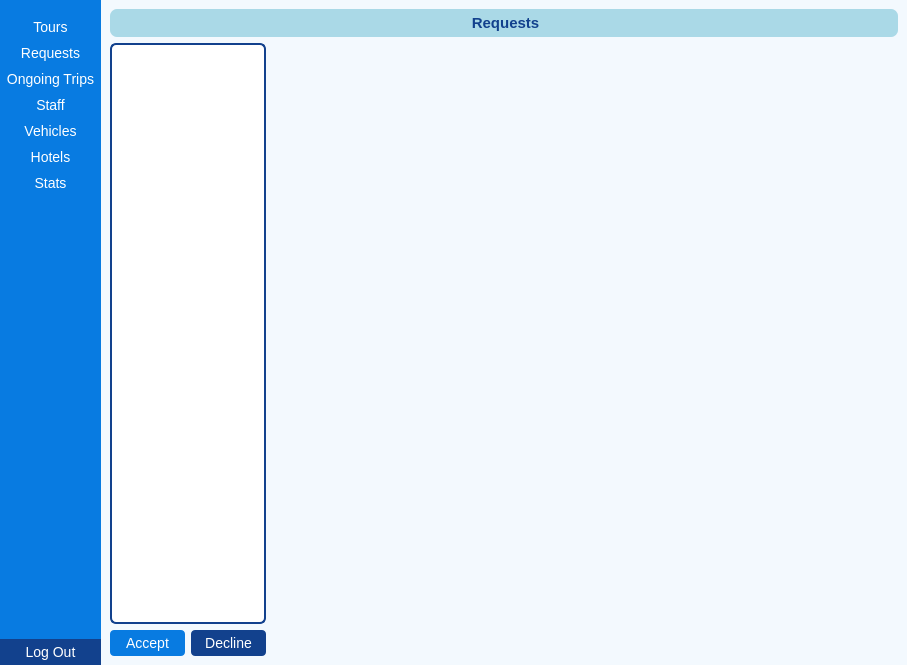
The window that ui/admin.ui (Dimalko/telo2) describes before a commit, drawn with Qt 5.
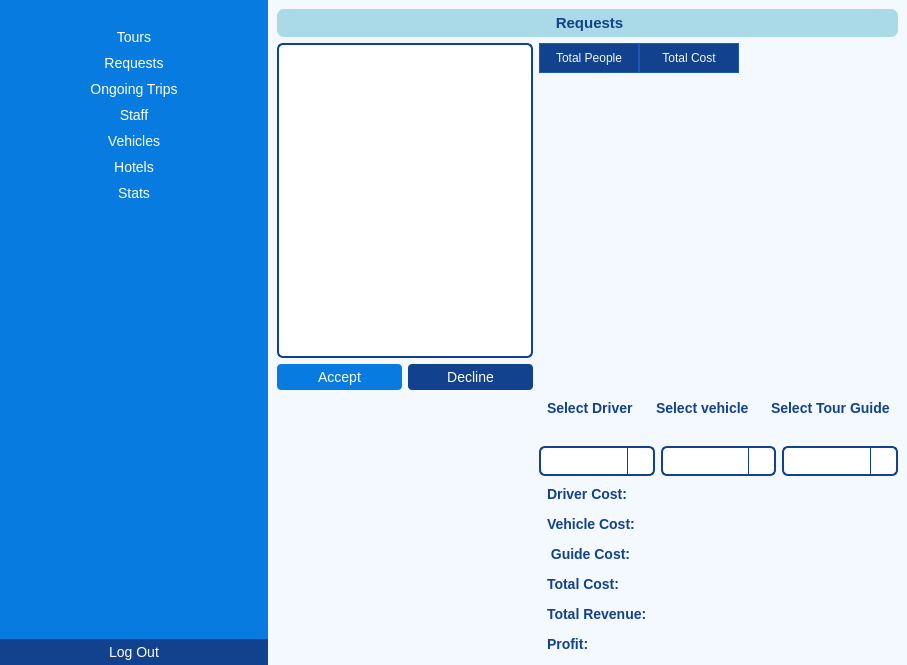
The same window after the commit. Icons and pictures are not drawn.

What changed in the file:
```diff
--- a/ui/admin.ui
+++ b/ui/admin.ui
@@ -79,13 +79,20 @@
 	border: 1px solid rgb(161, 161, 161);	
 	border-radius:10px;
 }
+QLabel {
+    color: #12418d;
+    font-size: 14px;
+    font-weight: bold;
+    padding: 4px;
+    border-radius: 4px;
+}
 </string>
   </property>
   <widget class="QWidget" name="centralwidget">
    <property name="styleSheet">
     <string notr="true"/>
    </property>
-   <layout class="QHBoxLayout" name="horizontalLayout" stretch="1,8">
+   <layout class="QHBoxLayout" name="horizontalLayout" stretch="1,0">
     <property name="spacing">
      <number>0</number>
     </property>
@@ -535,7 +542,217 @@
        </layout>
       </widget>
       <widget class="QWidget" name="requestPage">
-       <layout class="QGridLayout" name="gridLayout_8" columnstretch="2,8">
+       <layout class="QGridLayout" name="gridLayout_8" columnstretch="2,0">
+        <item row="11" column="1">
+         <widget class="QLabel" name="profitLabel">
+          <property name="text">
+           <string>Profit:</string>
+          </property>
+         </widget>
+        </item>
+        <item row="7" column="1">
+         <widget class="QLabel" name="vehicleCostLabel">
+          <property name="text">
+           <string>Vehicle Cost:</string>
+          </property>
+         </widget>
+        </item>
+        <item row="8" column="1">
+         <widget class="QLabel" name="guideCostLabel">
+          <property name="text">
+           <string> Guide Cost:</string>
+          </property>
+         </widget>
+        </item>
+        <item row="10" column="1">
+         <widget class="QLabel" name="revenueLabel">
+          <property name="text">
+           <string>Total Revenue:</string>
+          </property>
+         </widget>
+        </item>
+        <item row="9" column="1">
+         <widget class="QLabel" name="totalCostLabel">
+          <property name="text">
+           <string>Total Cost:</string>
+          </property>
+         </widget>
+        </item>
+        <item row="1" column="1">
+         <widget class="QTableWidget" name="tourSummaryTable">
+          <column>
+           <property name="text">
+            <string>Total People</string>
+           </property>
+          </column>
+          <column>
+           <property name="text">
+            <string>Total Cost</string>
+           </property>
+          </column>
+         </widget>
+        </item>
+        <item row="2" column="1">
+         <layout class="QHBoxLayout" name="LabelLayout">
+          <item>
+           <widget class="QLabel" name="Driver_label">
+            <property name="styleSheet">
+             <string notr="true">QLabel {
+    color: #12418d;
+    font-size: 14px;
+    font-weight: bold;
+    padding: 4px;
+    border-radius: 4px;
+}
+</string>
+            </property>
+            <property name="text">
+             <string>Select Driver</string>
+            </property>
+           </widget>
+          </item>
+          <item>
+           <widget class="QLabel" name="Vehicle_label">
+            <property name="styleSheet">
+             <string notr="true">QLabel {
+    color: #12418d;
+    font-size: 14px;
+    font-weight: bold;
+    padding: 4px;
+    border-radius: 4px;
+}</string>
+            </property>
+            <property name="text">
+             <string>Select vehicle</string>
+            </property>
+           </widget>
+          </item>
+          <item>
+           <widget class="QLabel" name="Tour_Guide_label">
+            <property name="styleSheet">
+             <string notr="true">QLabel {
+    color: #12418d;
+    font-size: 14px;
+    font-weight: bold;
+    padding: 4px;
+    border-radius: 4px;
+}</string>
+            </property>
+            <property name="text">
+             <string>Select Tour Guide</string>
+            </property>
+           </widget>
+          </item>
+         </layout>
+        </item>
+        <item row="5" column="1">
+         <layout class="QHBoxLayout" name="horizontalLayout_3">
+          <item>
+           <widget class="QComboBox" name="driverComboBox">
+            <property name="styleSheet">
+             <string notr="true">QComboBox {
+    background-color: white;
+    border: 2px solid #12418d;
+    border-radius: 6px;
+    padding: 4px 8px;
+    font-size: 14px;
+    color: #12418d;
+}
+
+QComboBox::drop-down {
+    subcontrol-origin: padding;
+    subcontrol-position: top right;
+    width: 25px;
+    border-left: 1px solid #12418d;
+}
+
+
+</string>
+            </property>
+           </widget>
+          </item>
+          <item>
+           <widget class="QComboBox" name="vehicleComboBox">
+            <property name="styleSheet">
+             <string notr="true">QComboBox {
+    background-color: white;
+    border: 2px solid #12418d;
+    border-radius: 6px;
+    padding: 4px 8px;
+    font-size: 14px;
+    color: #12418d;
+}
+
+QComboBox::drop-down {
+    subcontrol-origin: padding;
+    subcontrol-position: top right;
+    width: 25px;
+    border-left: 1px solid #12418d;
+}
+
+
+</string>
+            </property>
+           </widget>
+          </item>
+          <item>
+           <widget class="QComboBox" name="guideComboBox">
+            <property name="styleSheet">
+             <string notr="true">QComboBox {
+    background-color: white;
+    border: 2px solid #12418d;
+    border-radius: 6px;
+    padding: 4px 8px;
+    font-size: 14px;
+    color: #12418d;
+}
+
+QComboBox::drop-down {
+    subcontrol-origin: padding;
+    subcontrol-position: top right;
+    width: 25px;
+    border-left: 1px solid #12418d;
+}
+
+
+</string>
+            </property>
+           </widget>
+          </item>
+         </layout>
+        </item>
+        <item row="0" column="0" colspan="2">
+         <widget class="QLabel" name="label_7">
+          <property name="styleSheet">
+           <string notr="true">background-color:rgb(170, 217, 231);
+padding: 5px;
+border-radius: 7px;</string>
+          </property>
+          <property name="text">
+           <string>&lt;html&gt;&lt;head/&gt;&lt;body&gt;&lt;p align=&quot;center&quot;&gt;&lt;span style=&quot; font-size:11pt; font-weight:600; color:#12418d;&quot;&gt;Requests&lt;/span&gt;&lt;/p&gt;&lt;/body&gt;&lt;/html&gt;</string>
+          </property>
+         </widget>
+        </item>
+        <item row="3" column="1">
+         <spacer name="horizontalSpacer">
+          <property name="orientation">
+           <enum>Qt::Horizontal</enum>
+          </property>
+          <property name="sizeHint" stdset="0">
+           <size>
+            <width>40</width>
+            <height>20</height>
+           </size>
+          </property>
+         </spacer>
+        </item>
+        <item row="6" column="1">
+         <widget class="QLabel" name="driverCostLabel">
+          <property name="text">
+           <string>Driver Cost:</string>
+          </property>
+         </widget>
+        </item>
         <item row="1" column="0">
          <layout class="QVBoxLayout" name="verticalLayout_2">
           <property name="leftMargin">
@@ -613,21 +830,6 @@
           </item>
          </layout>
         </item>
-        <item row="1" column="1">
-         <widget class="QTableWidget" name="tableWidget_4"/>
-        </item>
-        <item row="0" column="0" colspan="2">
-         <widget class="QLabel" name="label_7">
-          <property name="styleSheet">
-           <string notr="true">background-color:rgb(170, 217, 231);
-padding: 5px;
-border-radius: 7px;</string>
-          </property>
-          <property name="text">
-           <string>&lt;html&gt;&lt;head/&gt;&lt;body&gt;&lt;p align=&quot;center&quot;&gt;&lt;span style=&quot; font-size:11pt; font-weight:600; color:#12418d;&quot;&gt;Requests&lt;/span&gt;&lt;/p&gt;&lt;/body&gt;&lt;/html&gt;</string>
-          </property>
-         </widget>
-        </item>
        </layout>
       </widget>
       <widget class="QWidget" name="ongoingPage">
```
